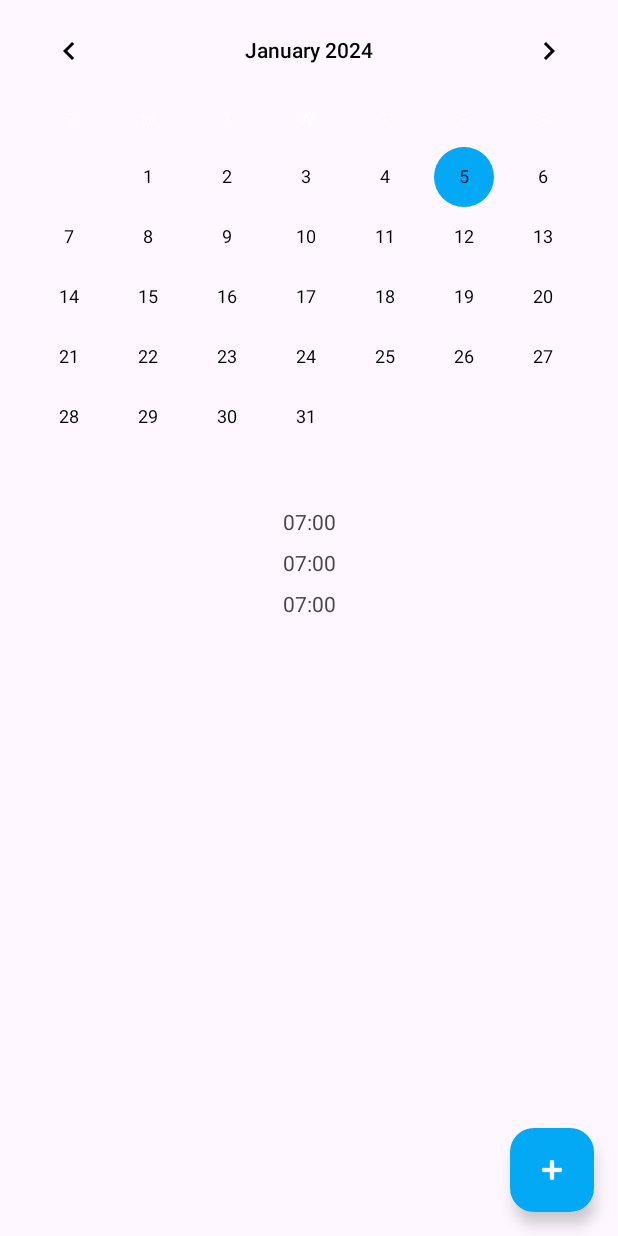
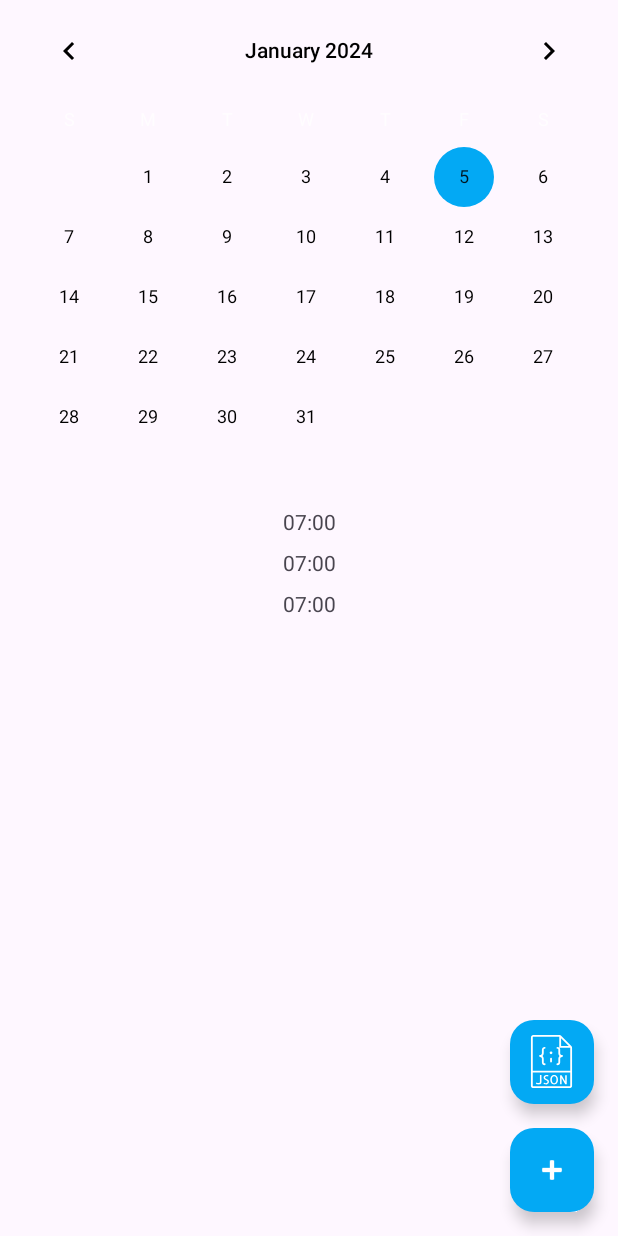
Before and after one commit to Belkanoid/DayPlanner, an Android app: the layout fragment_event_planer.xml on its own in the app's theme, with its tools: preview values and no code run, on a phone screen of 412 x 824 dp. Run offline under Robolectric (Android 15) with nearby library versions, the light colour scheme and no system bars.

Commit message:
refactored detaiiled event fragment and implemented json parser

```diff
--- a/app/build.gradle.kts
+++ b/app/build.gradle.kts
@@ -2,6 +2,8 @@ plugins {
     id("com.android.application")
     id("org.jetbrains.kotlin.android")
     id("com.google.devtools.ksp")
+    id("kotlin-parcelize")
+
 }
 
 android {
@@ -46,6 +48,7 @@ dependencies {
     val coroutinesVersion = "1.6.4"
     val coroutinesLifecycleVersion = "2.6.2"
 
+    implementation("com.google.code.gson:gson:2.10.1")
 
     implementation("androidx.room:room-runtime:$roomVersion")
     implementation("androidx.room:room-ktx:$roomVersion")
@@ -57,7 +60,6 @@ dependencies {
     //LifeCycle +Coroutines
     implementation("org.jetbrains.kotlinx:kotlinx-coroutines-android:$coroutinesVersion")
     implementation("androidx.lifecycle:lifecycle-viewmodel-ktx:$coroutinesLifecycleVersion")
-    implementation("androidx.lifecycle:lifecycle-livedata-ktx:$coroutinesLifecycleVersion")
     implementation("androidx.lifecycle:lifecycle-runtime-ktx:$coroutinesLifecycleVersion")
 
     implementation("androidx.core:core-ktx:1.9.0")
--- a/app/src/main/AndroidManifest.xml
+++ b/app/src/main/AndroidManifest.xml
@@ -1,6 +1,8 @@
 <?xml version="1.0" encoding="utf-8"?>
 <manifest xmlns:android="http://schemas.android.com/apk/res/android"
     xmlns:tools="http://schemas.android.com/tools">
+
+    <uses-permission android:name="android.permission.READ_EXTERNAL_STORAGE"/>
 
     <application
         android:allowBackup="true"
--- a/app/src/main/java/com/belkanoid/dayplanner/di/DomainModule.kt
+++ b/app/src/main/java/com/belkanoid/dayplanner/di/DomainModule.kt
@@ -2,7 +2,6 @@ package com.belkanoid.dayplanner.di
 
 import androidx.lifecycle.ViewModel
 import com.belkanoid.dayplanner.presentation.screens.createEvent.CreateEventViewModel
-import com.belkanoid.dayplanner.presentation.screens.detailedEvent.DetailedViewModel
 import com.belkanoid.dayplanner.presentation.screens.listEvent.EventPlannerViewModel
 import dagger.Binds
 import dagger.Module
@@ -10,11 +9,6 @@ import dagger.multibindings.IntoMap
 
 @Module
 interface DomainModule {
-
-    @Binds
-    @IntoMap
-    @ViewModelKey(DetailedViewModel::class)
-    fun bindDetailViewModel(impl: DetailedViewModel): ViewModel
 
     @Binds
     @IntoMap
--- a/app/src/main/java/com/belkanoid/dayplanner/di/PlannerComponent.kt
+++ b/app/src/main/java/com/belkanoid/dayplanner/di/PlannerComponent.kt
@@ -8,14 +8,13 @@ import dagger.BindsInstance
 import dagger.Component
 import javax.inject.Singleton
 
+
 @Singleton
 @Component(modules = [DataModule::class, DomainModule::class])
 interface PlannerComponent {
 
-    fun detailedFragmentComponentFactory(): DetailedFragmentSubcomponent.Factory
     fun inject(eventPlannerFragment: EventPlannerFragment)
     fun inject(createEventFragment: CreateEventFragment)
-
 
     @Component.Factory
     interface Factory {
--- a/app/src/main/java/com/belkanoid/dayplanner/domain/Event.kt
+++ b/app/src/main/java/com/belkanoid/dayplanner/domain/Event.kt
@@ -1,12 +1,16 @@
 package com.belkanoid.dayplanner.domain
 
+import android.os.Parcelable
+import kotlinx.parcelize.Parcelize
+
+@Parcelize
 data class Event(
     val id: Int = UNDEFINED_ID,
     val startTime: Long,
     val endTime: Long,
     val name: String,
     val description: String,
-) {
+) : Parcelable {
     companion object {
         const val UNDEFINED_ID = 0
     }
--- a/app/src/main/java/com/belkanoid/dayplanner/presentation/screens/createEvent/CreateEventState.kt
+++ b/app/src/main/java/com/belkanoid/dayplanner/presentation/screens/createEvent/CreateEventState.kt
@@ -4,7 +4,6 @@ sealed class CreateEventState {
 
     data object Empty: CreateEventState()
     data class Error(val message: String): CreateEventState()
-
     data class Success(val message: String): CreateEventState()
 
 }
--- a/app/src/main/java/com/belkanoid/dayplanner/presentation/screens/createEvent/CreateEventViewModel.kt
+++ b/app/src/main/java/com/belkanoid/dayplanner/presentation/screens/createEvent/CreateEventViewModel.kt
@@ -8,7 +8,6 @@ import com.belkanoid.dayplanner.domain.Event
 import com.belkanoid.dayplanner.domain.PlannerRepository
 import kotlinx.coroutines.flow.MutableStateFlow
 import kotlinx.coroutines.flow.asStateFlow
-import kotlinx.coroutines.flow.distinctUntilChanged
 import kotlinx.coroutines.launch
 import java.time.LocalDateTime
 import javax.inject.Inject
--- a/app/src/main/java/com/belkanoid/dayplanner/presentation/screens/listEvent/adapter/EventListAdapter.kt
+++ b/app/src/main/java/com/belkanoid/dayplanner/presentation/screens/listEvent/adapter/EventListAdapter.kt
@@ -2,7 +2,6 @@ package com.belkanoid.dayplanner.presentation.screens.listEvent.adapter
 
 import android.view.LayoutInflater
 import android.view.ViewGroup
-import android.widget.Toast
 import androidx.recyclerview.widget.DiffUtil
 import androidx.recyclerview.widget.ListAdapter
 import androidx.recyclerview.widget.RecyclerView
--- /dev/null
+++ b/app/src/main/res/drawable/ic_json.xml
@@ -0,0 +1,11 @@
+<vector android:height="24dp" android:viewportHeight="58"
+    android:viewportWidth="58" android:width="24dp" xmlns:android="http://schemas.android.com/apk/res/android">
+    <path android:fillColor="#000000" android:pathData="M50.949,12.187l-1.361,-1.361l-9.504,-9.505c-0.001,-0.001 -0.001,-0.001 -0.002,-0.001l-0.77,-0.771C38.957,0.195 38.486,0 37.985,0H8.963C7.776,0 6.5,0.916 6.5,2.926V39v16.537V56c0,0.837 0.841,1.652 1.836,1.909c0.051,0.014 0.1,0.033 0.152,0.043C8.644,57.983 8.803,58 8.963,58h40.074c0.16,0 0.319,-0.017 0.475,-0.048c0.052,-0.01 0.101,-0.029 0.152,-0.043C50.659,57.652 51.5,56.837 51.5,56v-0.463V39V13.978C51.5,13.211 51.407,12.644 50.949,12.187zM39.5,3.565L47.935,12H39.5V3.565zM8.963,56c-0.071,0 -0.135,-0.025 -0.198,-0.049C8.61,55.877 8.5,55.721 8.5,55.537V41h41v14.537c0,0.184 -0.11,0.34 -0.265,0.414C49.172,55.975 49.108,56 49.037,56H8.963zM8.5,39V2.926C8.5,2.709 8.533,2 8.963,2h28.595C37.525,2.126 37.5,2.256 37.5,2.391V13.78c-0.532,-0.48 -1.229,-0.78 -2,-0.78c-0.553,0 -1,0.448 -1,1s0.447,1 1,1c0.552,0 1,0.449 1,1v4c0,1.2 0.542,2.266 1.382,3c-0.84,0.734 -1.382,1.8 -1.382,3v4c0,0.551 -0.448,1 -1,1c-0.553,0 -1,0.448 -1,1s0.447,1 1,1c1.654,0 3,-1.346 3,-3v-4c0,-1.103 0.897,-2 2,-2c0.553,0 1,-0.448 1,-1s-0.447,-1 -1,-1c-1.103,0 -2,-0.897 -2,-2v-4c0,-0.771 -0.301,-1.468 -0.78,-2h11.389c0.135,0 0.265,-0.025 0.391,-0.058c0,0.015 0.001,0.021 0.001,0.036V39H8.5z"/>
+    <path android:fillColor="#000000" android:pathData="M16.354,51.43c-0.019,0.446 -0.171,0.764 -0.458,0.95s-0.672,0.28 -1.155,0.28c-0.191,0 -0.396,-0.022 -0.615,-0.068s-0.429,-0.098 -0.629,-0.157s-0.385,-0.123 -0.554,-0.191s-0.299,-0.135 -0.39,-0.198l-0.697,1.107c0.183,0.137 0.405,0.26 0.67,0.369s0.54,0.207 0.827,0.294s0.565,0.15 0.834,0.191s0.504,0.062 0.704,0.062c0.401,0 0.791,-0.039 1.169,-0.116c0.378,-0.077 0.713,-0.214 1.005,-0.41s0.524,-0.456 0.697,-0.779s0.26,-0.723 0.26,-1.196v-7.848h-1.668V51.43z"/>
+    <path android:fillColor="#000000" android:pathData="M25.083,49.064c-0.314,-0.228 -0.654,-0.422 -1.019,-0.581s-0.702,-0.323 -1.012,-0.492s-0.569,-0.364 -0.779,-0.588s-0.314,-0.518 -0.314,-0.882c0,-0.146 0.036,-0.299 0.109,-0.458s0.173,-0.303 0.301,-0.431s0.273,-0.234 0.438,-0.321s0.337,-0.139 0.52,-0.157c0.328,-0.027 0.597,-0.032 0.807,-0.014s0.378,0.05 0.506,0.096s0.226,0.091 0.294,0.137s0.13,0.082 0.185,0.109c0.009,-0.009 0.036,-0.055 0.082,-0.137s0.101,-0.185 0.164,-0.308s0.132,-0.255 0.205,-0.396s0.137,-0.271 0.191,-0.39c-0.265,-0.173 -0.61,-0.299 -1.039,-0.376s-0.853,-0.116 -1.271,-0.116c-0.41,0 -0.8,0.063 -1.169,0.191s-0.692,0.313 -0.971,0.554s-0.499,0.535 -0.663,0.882S20.4,46.13 20.4,46.576c0,0.492 0.104,0.902 0.314,1.23s0.474,0.613 0.793,0.854s0.661,0.451 1.025,0.629s0.704,0.355 1.019,0.533s0.576,0.376 0.786,0.595s0.314,0.483 0.314,0.793c0,0.511 -0.148,0.896 -0.444,1.155s-0.723,0.39 -1.278,0.39c-0.183,0 -0.378,-0.019 -0.588,-0.055s-0.419,-0.084 -0.629,-0.144s-0.412,-0.123 -0.608,-0.191s-0.357,-0.139 -0.485,-0.212l-0.287,1.176c0.155,0.137 0.34,0.253 0.554,0.349s0.439,0.171 0.677,0.226c0.237,0.055 0.472,0.094 0.704,0.116s0.458,0.034 0.677,0.034c0.511,0 0.966,-0.077 1.367,-0.232s0.738,-0.362 1.012,-0.622s0.485,-0.561 0.636,-0.902s0.226,-0.695 0.226,-1.06c0,-0.538 -0.104,-0.978 -0.314,-1.319S25.397,49.292 25.083,49.064z"/>
+    <path android:fillColor="#000000" android:pathData="M34.872,45.072c-0.378,-0.429 -0.82,-0.754 -1.326,-0.978s-1.06,-0.335 -1.661,-0.335s-1.155,0.111 -1.661,0.335s-0.948,0.549 -1.326,0.978s-0.675,0.964 -0.889,1.606s-0.321,1.388 -0.321,2.235s0.107,1.595 0.321,2.242s0.511,1.185 0.889,1.613s0.82,0.752 1.326,0.971s1.06,0.328 1.661,0.328s1.155,-0.109 1.661,-0.328s0.948,-0.542 1.326,-0.971s0.675,-0.966 0.889,-1.613s0.321,-1.395 0.321,-2.242s-0.107,-1.593 -0.321,-2.235S35.25,45.501 34.872,45.072zM34.195,50.698c-0.137,0.487 -0.326,0.882 -0.567,1.183s-0.515,0.518 -0.82,0.649s-0.627,0.198 -0.964,0.198c-0.328,0 -0.641,-0.07 -0.937,-0.212s-0.561,-0.364 -0.793,-0.67s-0.415,-0.699 -0.547,-1.183s-0.203,-1.066 -0.212,-1.75c0.009,-0.702 0.082,-1.294 0.219,-1.777c0.137,-0.483 0.326,-0.877 0.567,-1.183s0.515,-0.521 0.82,-0.649s0.627,-0.191 0.964,-0.191c0.328,0 0.641,0.068 0.937,0.205s0.561,0.36 0.793,0.67s0.415,0.704 0.547,1.183s0.203,1.06 0.212,1.743C34.405,49.616 34.332,50.211 34.195,50.698z"/>
+    <path android:fillColor="#000000" android:pathData="M44.012,50.869l-3.951,-6.945l-1.668,0l0,10.076l1.668,0l0,-6.945l3.951,6.945l1.668,0l0,-10.076l-1.668,0z"/>
+    <path android:fillColor="#000000" android:pathData="M20.5,20v-4c0,-0.551 0.448,-1 1,-1c0.553,0 1,-0.448 1,-1s-0.447,-1 -1,-1c-1.654,0 -3,1.346 -3,3v4c0,1.103 -0.897,2 -2,2c-0.553,0 -1,0.448 -1,1s0.447,1 1,1c1.103,0 2,0.897 2,2v4c0,1.654 1.346,3 3,3c0.553,0 1,-0.448 1,-1s-0.447,-1 -1,-1c-0.552,0 -1,-0.449 -1,-1v-4c0,-1.2 -0.542,-2.266 -1.382,-3C19.958,22.266 20.5,21.2 20.5,20z"/>
+    <path android:fillColor="#000000" android:pathData="M28.5,19.5m-1.5,0a1.5,1.5 0,1 1,3 0a1.5,1.5 0,1 1,-3 0"/>
+    <path android:fillColor="#000000" android:pathData="M28.5,25c-0.553,0 -1,0.448 -1,1v3c0,0.552 0.447,1 1,1s1,-0.448 1,-1v-3C29.5,25.448 29.053,25 28.5,25z"/>
+</vector>
--- a/app/src/main/res/layout/fragment_event_planer.xml
+++ b/app/src/main/res/layout/fragment_event_planer.xml
@@ -31,6 +31,21 @@
         tools:listitem="@layout/event_list" />
 
     <com.google.android.material.floatingactionbutton.FloatingActionButton
+        android:id="@+id/fabAddEventFromJson"
+        android:layout_width="wrap_content"
+        android:layout_height="wrap_content"
+        android:layout_marginEnd="16dp"
+        android:layout_marginBottom="16dp"
+        android:backgroundTint="#03A9F4"
+        android:clickable="true"
+        app:maxImageSize="35dp"
+        android:contentDescription="addEvent"
+        android:src="@drawable/ic_json"
+        app:layout_constraintBottom_toTopOf="@id/fabAddEvent"
+        app:layout_constraintEnd_toEndOf="parent"
+        app:tint="@color/white" />
+
+    <com.google.android.material.floatingactionbutton.FloatingActionButton
         android:id="@+id/fabAddEvent"
         android:backgroundTint="#03A9F4"
         android:layout_width="wrap_content"
--- a/build.gradle.kts
+++ b/build.gradle.kts
@@ -3,4 +3,5 @@ plugins {
     id("com.android.application") version "8.1.1" apply false
     id("org.jetbrains.kotlin.android") version "1.9.0" apply false
     id("com.google.devtools.ksp") version "1.9.21-1.0.15" apply false
+
 }
```
Also changed, not shown: app/src/main/java/com/belkanoid/dayplanner/data/repository/JsonParser.kt (added, +16 -0 lines), app/src/main/java/com/belkanoid/dayplanner/di/DetailedFragmentSubcomponent.kt (deleted, +0 -17 lines), app/src/main/java/com/belkanoid/dayplanner/di/Injector.kt (+0 -7 lines), app/src/main/java/com/belkanoid/dayplanner/presentation/screens/createEvent/CreateEventFragment.kt (+18 -6 lines), app/src/main/java/com/belkanoid/dayplanner/presentation/screens/detailedEvent/DetailedEventFragment.kt (+18 -25 lines), app/src/main/java/com/belkanoid/dayplanner/presentation/screens/detailedEvent/DetailedViewModel.kt (deleted, +0 -28 lines), app/src/main/java/com/belkanoid/dayplanner/presentation/screens/listEvent/EventPlannerFragment.kt (+23 -8 lines), app/src/main/java/com/belkanoid/dayplanner/presentation/screens/listEvent/EventPlannerViewModel.kt (+7 -0 lines), app/src/main/res/layout/fragment_detailed_event.xml (+0 -14 lines).
